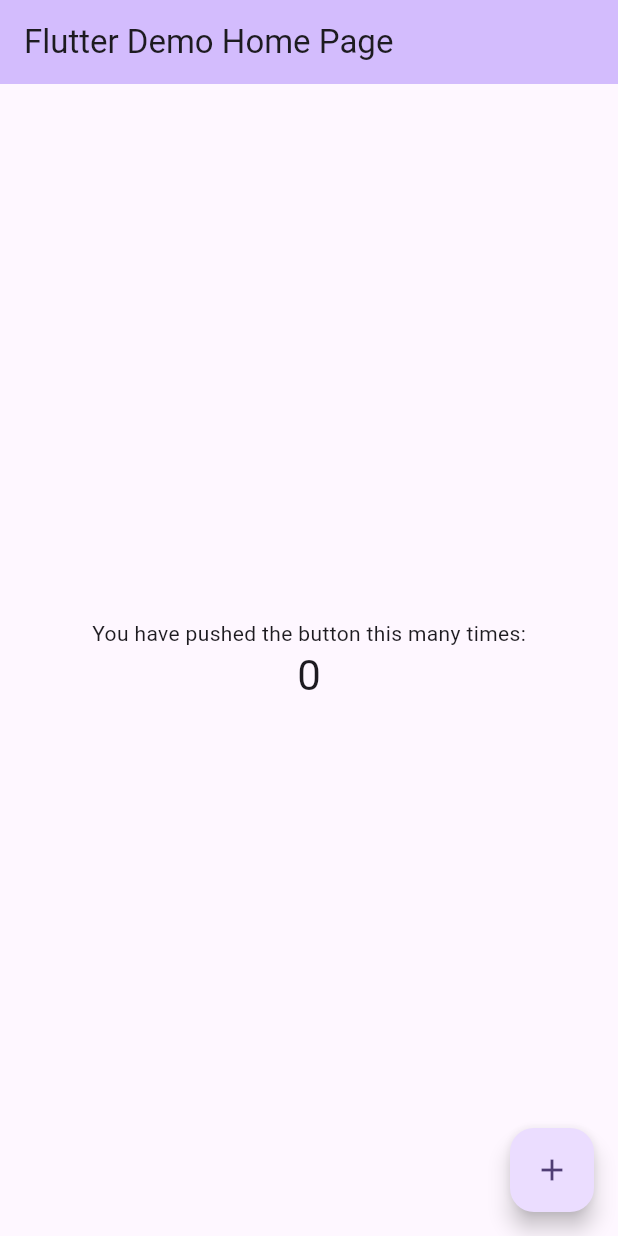
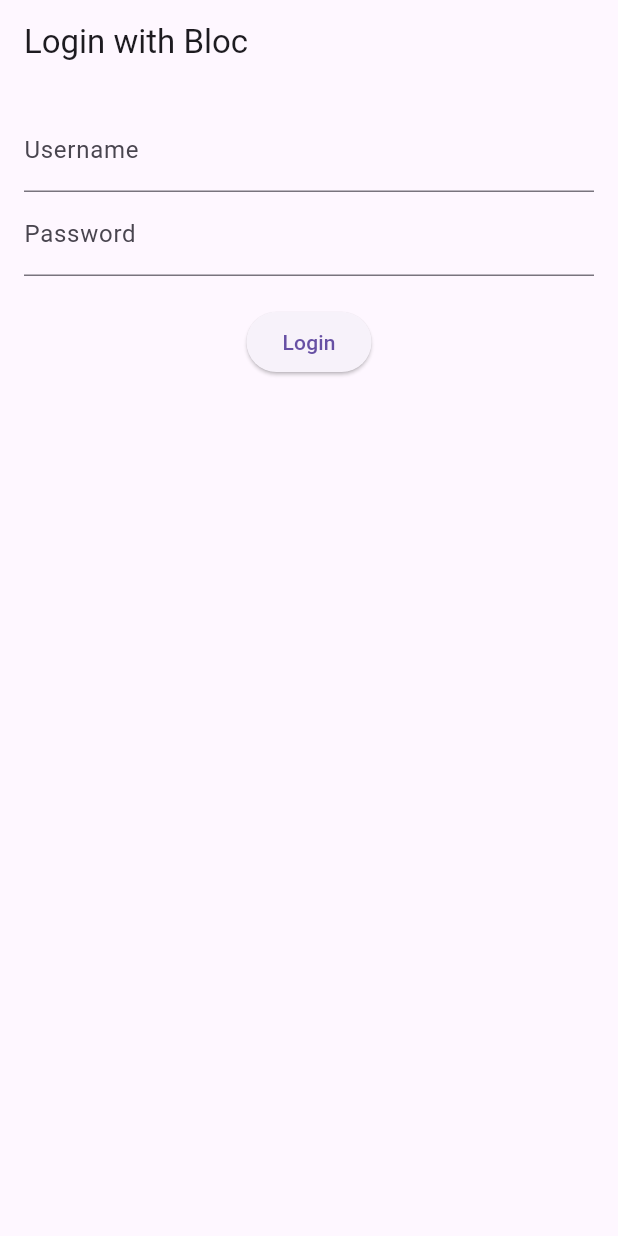
Before and after one commit to CamiloBravo/flutter_architecture, a Flutter app: the screen it shows after launch, on a phone screen of 412 x 824 dp. Run offline on Flutter 3.47's test engine with Material 3 defaults, Android fonts, the phone set to English and light mode, and no system bars; our stand-ins replace equatable, flutter_bloc.

Commit message:
feat: add first activity

```diff
--- /dev/null
+++ b/arq_bloc_app/lib/app.dart
@@ -0,0 +1,27 @@
+import 'package:flutter/material.dart';
+import 'package:flutter_bloc/flutter_bloc.dart';
+import 'services/auth_service.dart';
+import 'ui/counter/bloc/counter_bloc.dart';
+import 'ui/login/bloc/login_bloc.dart';
+import 'ui/login/view/login_screen.dart';
+
+class MyApp extends StatelessWidget {
+  const MyApp({super.key});
+  @override
+  Widget build(BuildContext context) {
+    return MultiBlocProvider(
+      providers: [
+        BlocProvider(
+            create: (context) => LoginBloc(authService: AuthService())),
+        BlocProvider(create: (context) => CounterBloc()),
+      ],
+      child: MaterialApp(
+        title: 'Flutter Bloc Demo',
+        theme: ThemeData(
+          primarySwatch: Colors.blue,
+        ),
+        home: LoginScreen(),
+      ),
+    );
+  }
+}
--- a/arq_bloc_app/lib/main.dart
+++ b/arq_bloc_app/lib/main.dart
@@ -1,125 +1,4 @@
+import 'package:arq_bloc_app/app.dart';
 import 'package:flutter/material.dart';
 
-void main() {
-  runApp(const MyApp());
-}
-
-class MyApp extends StatelessWidget {
-  const MyApp({super.key});
-
-  // This widget is the root of your application.
-  @override
-  Widget build(BuildContext context) {
-    return MaterialApp(
-      title: 'Flutter Demo',
-      theme: ThemeData(
-        // This is the theme of your application.
-        //
-        // TRY THIS: Try running your application with "flutter run". You'll see
-        // the application has a blue toolbar. Then, without quitting the app,
-        // try changing the seedColor in the colorScheme below to Colors.green
-        // and then invoke "hot reload" (save your changes or press the "hot
-        // reload" button in a Flutter-supported IDE, or press "r" if you used
-        // the command line to start the app).
-        //
-        // Notice that the counter didn't reset back to zero; the application
-        // state is not lost during the reload. To reset the state, use hot
-        // restart instead.
-        //
-        // This works for code too, not just values: Most code changes can be
-        // tested with just a hot reload.
-        colorScheme: ColorScheme.fromSeed(seedColor: Colors.deepPurple),
-        useMaterial3: true,
-      ),
-      home: const MyHomePage(title: 'Flutter Demo Home Page'),
-    );
-  }
-}
-
-class MyHomePage extends StatefulWidget {
-  const MyHomePage({super.key, required this.title});
-
-  // This widget is the home page of your application. It is stateful, meaning
-  // that it has a State object (defined below) that contains fields that affect
-  // how it looks.
-
-  // This class is the configuration for the state. It holds the values (in this
-  // case the title) provided by the parent (in this case the App widget) and
-  // used by the build method of the State. Fields in a Widget subclass are
-  // always marked "final".
-
-  final String title;
-
-  @override
-  State<MyHomePage> createState() => _MyHomePageState();
-}
-
-class _MyHomePageState extends State<MyHomePage> {
-  int _counter = 0;
-
-  void _incrementCounter() {
-    setState(() {
-      // This call to setState tells the Flutter framework that something has
-      // changed in this State, which causes it to rerun the build method below
-      // so that the display can reflect the updated values. If we changed
-      // _counter without calling setState(), then the build method would not be
-      // called again, and so nothing would appear to happen.
-      _counter++;
-    });
-  }
-
-  @override
-  Widget build(BuildContext context) {
-    // This method is rerun every time setState is called, for instance as done
-    // by the _incrementCounter method above.
-    //
-    // The Flutter framework has been optimized to make rerunning build methods
-    // fast, so that you can just rebuild anything that needs updating rather
-    // than having to individually change instances of widgets.
-    return Scaffold(
-      appBar: AppBar(
-        // TRY THIS: Try changing the color here to a specific color (to
-        // Colors.amber, perhaps?) and trigger a hot reload to see the AppBar
-        // change color while the other colors stay the same.
-        backgroundColor: Theme.of(context).colorScheme.inversePrimary,
-        // Here we take the value from the MyHomePage object that was created by
-        // the App.build method, and use it to set our appbar title.
-        title: Text(widget.title),
-      ),
-      body: Center(
-        // Center is a layout widget. It takes a single child and positions it
-        // in the middle of the parent.
-        child: Column(
-          // Column is also a layout widget. It takes a list of children and
-          // arranges them vertically. By default, it sizes itself to fit its
-          // children horizontally, and tries to be as tall as its parent.
-          //
-          // Column has various properties to control how it sizes itself and
-          // how it positions its children. Here we use mainAxisAlignment to
-          // center the children vertically; the main axis here is the vertical
-          // axis because Columns are vertical (the cross axis would be
-          // horizontal).
-          //
-          // TRY THIS: Invoke "debug painting" (choose the "Toggle Debug Paint"
-          // action in the IDE, or press "p" in the console), to see the
-          // wireframe for each widget.
-          mainAxisAlignment: MainAxisAlignment.center,
-          children: <Widget>[
-            const Text(
-              'You have pushed the button this many times:',
-            ),
-            Text(
-              '$_counter',
-              style: Theme.of(context).textTheme.headlineMedium,
-            ),
-          ],
-        ),
-      ),
-      floatingActionButton: FloatingActionButton(
-        onPressed: _incrementCounter,
-        tooltip: 'Increment',
-        child: const Icon(Icons.add),
-      ), // This trailing comma makes auto-formatting nicer for build methods.
-    );
-  }
-}
+void main() => runApp(const MyApp());
--- /dev/null
+++ b/arq_bloc_app/lib/models/user.dart
@@ -0,0 +1,8 @@
+class User {
+  final String username;
+  final String password;
+  User({
+    required this.username,
+    required this.password,
+  });
+}
--- /dev/null
+++ b/arq_bloc_app/lib/services/auth_service.dart
@@ -0,0 +1,8 @@
+import 'dart:async';
+
+class AuthService {
+  Future<bool> login(String username, String password) async {
+    await Future.delayed(const Duration(seconds: 2));
+    return username == "user" && password == "password";
+  }
+}
--- /dev/null
+++ b/arq_bloc_app/lib/ui/counter/bloc/counter_bloc.dart
@@ -0,0 +1,15 @@
+import 'package:flutter_bloc/flutter_bloc.dart';
+
+enum CounterEvent { increment, decrement }
+
+class CounterBloc extends Bloc<CounterEvent, int> {
+  CounterBloc() : super(0) {
+    on<CounterEvent>((event, emit) {
+      if (event == CounterEvent.increment) {
+        emit(state + 1);
+      } else if (event == CounterEvent.decrement) {
+        emit(state - 1);
+      }
+    });
+  }
+}
--- /dev/null
+++ b/arq_bloc_app/lib/ui/login/bloc/login_bloc.dart
@@ -0,0 +1,25 @@
+import 'package:equatable/equatable.dart';
+import 'package:flutter_bloc/flutter_bloc.dart';
+import '../../../services/auth_service.dart';
+part 'login_event.dart';
+part 'login_state.dart';
+
+class LoginBloc extends Bloc<LoginEvent, LoginState> {
+  final AuthService authService;
+  LoginBloc({required this.authService}) : super(LoginInitial()) {
+    on<LoginButtonPressed>((event, emit) async {
+      emit(LoginLoading());
+      try {
+        final isSuccess =
+            await authService.login(event.username, event.password);
+        if (isSuccess) {
+          emit(LoginSuccess());
+        } else {
+          emit(const LoginFailure(error: "Invalid username or password"));
+        }
+      } catch (e) {
+        emit(LoginFailure(error: e.toString()));
+      }
+    });
+  }
+}
--- /dev/null
+++ b/arq_bloc_app/lib/ui/login/bloc/login_event.dart
@@ -0,0 +1,15 @@
+part of 'login_bloc.dart';
+
+abstract class LoginEvent extends Equatable {
+  const LoginEvent();
+  @override
+  List<Object> get props => [];
+}
+
+class LoginButtonPressed extends LoginEvent {
+  final String username;
+  final String password;
+  const LoginButtonPressed({required this.username, required this.password});
+  @override
+  List<Object> get props => [username, password];
+}
--- /dev/null
+++ b/arq_bloc_app/lib/ui/login/bloc/login_state.dart
@@ -0,0 +1,20 @@
+part of 'login_bloc.dart';
+
+abstract class LoginState extends Equatable {
+  const LoginState();
+  @override
+  List<Object> get props => [];
+}
+
+class LoginInitial extends LoginState {}
+
+class LoginLoading extends LoginState {}
+
+class LoginSuccess extends LoginState {}
+
+class LoginFailure extends LoginState {
+  final String error;
+  const LoginFailure({required this.error});
+  @override
+  List<Object> get props => [error];
+}
--- /dev/null
+++ b/arq_bloc_app/lib/ui/login/view/login_screen.dart
@@ -0,0 +1,65 @@
+import 'package:flutter/material.dart';
+import 'package:flutter_bloc/flutter_bloc.dart';
+import '../../counter/view/counter_screen.dart';
+import '../bloc/login_bloc.dart';
+
+class LoginScreen extends StatelessWidget {
+  final TextEditingController _usernameController = TextEditingController();
+  final TextEditingController _passwordController = TextEditingController();
+  LoginScreen({super.key});
+  @override
+  Widget build(BuildContext context) {
+    return Scaffold(
+      appBar: AppBar(title: const Text("Login with Bloc")),
+      body: Padding(
+        padding: const EdgeInsets.all(16.0),
+        child: Column(
+          children: <Widget>[
+            TextField(
+              controller: _usernameController,
+              decoration: const InputDecoration(labelText: 'Username'),
+            ),
+            TextField(
+              controller: _passwordController,
+              decoration: const InputDecoration(labelText: 'Password'),
+              obscureText: true,
+            ),
+            const SizedBox(height: 20),
+            BlocConsumer<LoginBloc, LoginState>(
+              listener: (context, state) {
+                if (state is LoginSuccess) {
+                  Navigator.push(
+                    context,
+                    MaterialPageRoute(
+                      builder: (context) => const CounterScreen(),
+                    ),
+                  );
+                } else if (state is LoginFailure) {
+                  ScaffoldMessenger.of(context).showSnackBar(
+                    SnackBar(content: Text(state.error)),
+                  );
+                }
+              },
+              builder: (context, state) {
+                if (state is LoginLoading) {
+                  return const CircularProgressIndicator();
+                }
+                return ElevatedButton(
+                  onPressed: () {
+                    context.read<LoginBloc>().add(
+                          LoginButtonPressed(
+                            username: _usernameController.text,
+                            password: _passwordController.text,
+                          ),
+                        );
+                  },
+                  child: const Text('Login'),
+                );
+              },
+            ),
+          ],
+        ),
+      ),
+    );
+  }
+}
```
Also changed, not shown: arq_bloc_app/lib/ui/counter/view/counter_screen.dart (added, +46 -0 lines).
